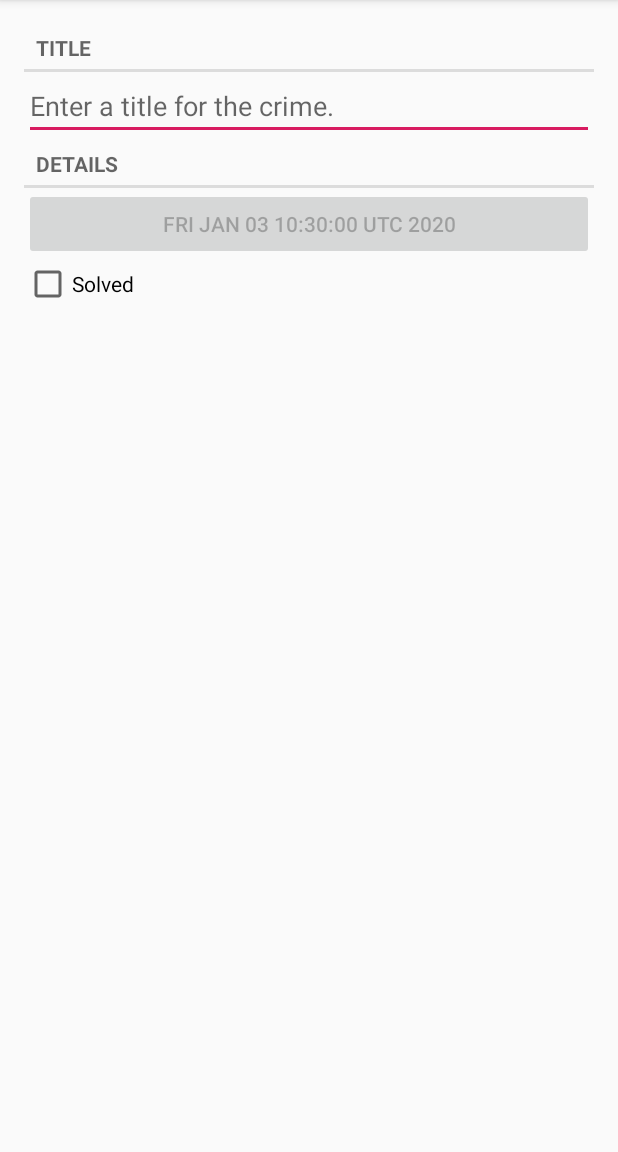
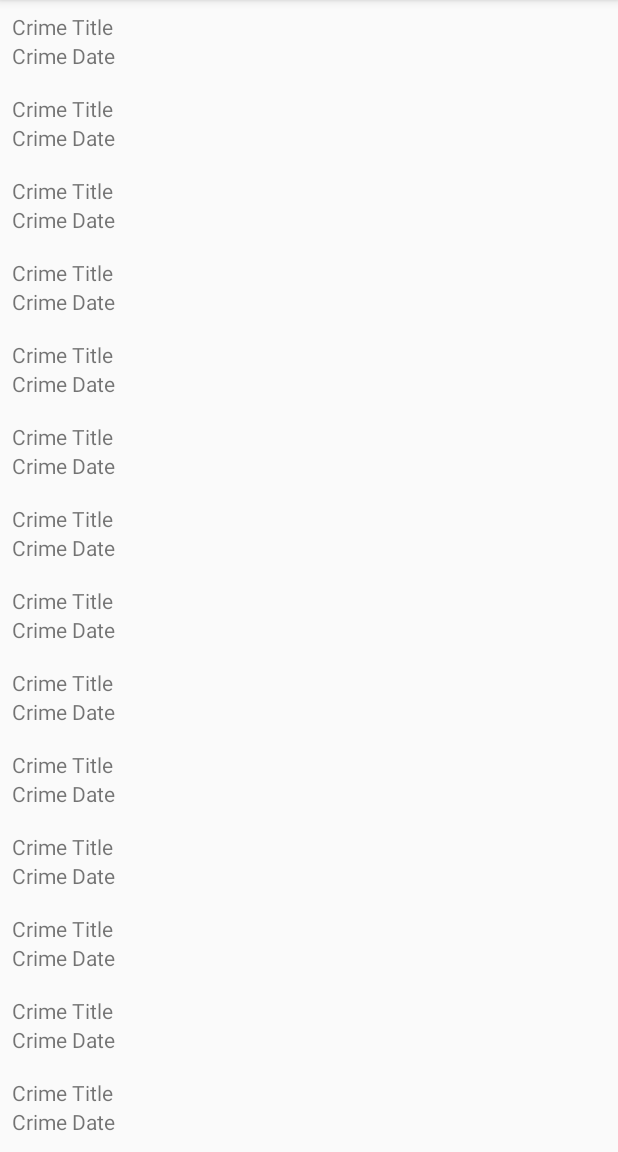
Before and after one commit to 40550074/AndroidLearningDemoCriminalIntent, an Android app: the screen it shows after launch (MainActivity before the commit, CrimeListActivity after it), on a phone screen of 412 x 824 dp, the part 84-1236 px from its top. Run offline under Robolectric (Android 15) with nearby library versions, the phone set to English and light mode, and no system bars.

Commit message:
show recyclerView

```diff
--- a/CriminalIntent/app/build.gradle
+++ b/CriminalIntent/app/build.gradle
@@ -25,4 +25,5 @@ dependencies {
     testImplementation 'junit:junit:4.12'
     androidTestImplementation 'androidx.test.ext:junit:1.1.1'
     androidTestImplementation 'androidx.test.espresso:espresso-core:3.2.0'
+    implementation 'androidx.recyclerview:recyclerview:1.1.0'
 }
--- a/CriminalIntent/app/src/main/AndroidManifest.xml
+++ b/CriminalIntent/app/src/main/AndroidManifest.xml
@@ -9,13 +9,15 @@
         android:roundIcon="@mipmap/ic_launcher_round"
         android:supportsRtl="true"
         android:theme="@style/AppTheme">
-        <activity android:name=".MainActivity">
+        <activity android:name=".CrimeListActivity">
             <intent-filter>
                 <action android:name="android.intent.action.MAIN" />
 
                 <category android:name="android.intent.category.LAUNCHER" />
             </intent-filter>
         </activity>
+        <activity android:name=".MainActivity">
+        </activity>
     </application>
 
 </manifest>
--- a/CriminalIntent/app/src/main/java/com/example/criminalintent/CrimeListFragment.java
+++ b/CriminalIntent/app/src/main/java/com/example/criminalintent/CrimeListFragment.java
@@ -1,7 +1,68 @@
 package com.example.criminalintent;
 
+import android.os.Bundle;
+import android.view.LayoutInflater;
+import android.view.View;
+import android.view.ViewGroup;
+
 import androidx.fragment.app.Fragment;
+import androidx.recyclerview.widget.LinearLayoutManager;
+import androidx.recyclerview.widget.RecyclerView;
+
+import java.util.List;
 
 public class CrimeListFragment extends Fragment {
 
+    private RecyclerView mCrimeRecyclerView;
+    private CrimeAdapter mAdapter;
+
+    @Override
+    public View onCreateView(LayoutInflater inflater, ViewGroup container, Bundle savedInstanceState) {
+
+        View view = inflater.inflate(R.layout.fragmeng_crime_list, container, false);
+        mCrimeRecyclerView = (RecyclerView)view.findViewById(R.id.crime_recylcer_view);
+        mCrimeRecyclerView.setLayoutManager(new LinearLayoutManager(getActivity()));
+
+        updateUI();
+
+        return view;
+    }
+
+    private void updateUI() {
+        CrimeLab crimeLab = CrimeLab.get(getActivity());
+        List<Crime> crimes = crimeLab.getCrimes();
+
+        mAdapter = new CrimeAdapter(crimes);
+        mCrimeRecyclerView.setAdapter(mAdapter);
+    }
+
+    private class CrimeHolder extends RecyclerView.ViewHolder {
+        public CrimeHolder(LayoutInflater inflater, ViewGroup parent) {
+            super(inflater.inflate(R.layout.list_item_crime, parent, false));
+        }
+    }
+
+    private class CrimeAdapter extends RecyclerView.Adapter<CrimeHolder> {
+        private List<Crime> mCrimes;
+
+        public CrimeAdapter(List<Crime> crimes) {
+            mCrimes = crimes;
+        }
+
+        @Override
+        public CrimeHolder onCreateViewHolder(ViewGroup parent, int viewType) {
+            LayoutInflater layoutInflater = LayoutInflater.from(getActivity());
+            return new CrimeHolder(layoutInflater, parent);
+        }
+
+        @Override
+        public void onBindViewHolder(CrimeHolder holder, int position) {
+
+        }
+
+        @Override
+        public int getItemCount() {
+            return mCrimes.size();
+        }
+    }
 }
--- /dev/null
+++ b/CriminalIntent/app/src/main/res/layout/fragmeng_crime_list.xml
@@ -0,0 +1,5 @@
+<androidx.recyclerview.widget.RecyclerView
+    xmlns:android="http://schemas.android.com/apk/res/android"
+    android:id="@+id/crime_recylcer_view"
+    android:layout_width="match_parent"
+    android:layout_height="match_parent" />
--- /dev/null
+++ b/CriminalIntent/app/src/main/res/layout/list_item_crime.xml
@@ -0,0 +1,21 @@
+<?xml version="1.0" encoding="utf-8"?>
+<LinearLayout
+    xmlns:android="http://schemas.android.com/apk/res/android"
+    android:orientation="vertical"
+    android:layout_width="match_parent"
+    android:layout_height="wrap_content"
+    android:padding="8dp">
+
+    <TextView
+        android:layout_width="match_parent"
+        android:layout_height="wrap_content"
+        android:id="@+id/crime_title"
+        android:text="Crime Title"/>
+
+    <TextView
+        android:layout_width="match_parent"
+        android:layout_height="wrap_content"
+        android:id="@+id/crime_date"
+        android:text="Crime Date"/>
+
+</LinearLayout>
```
